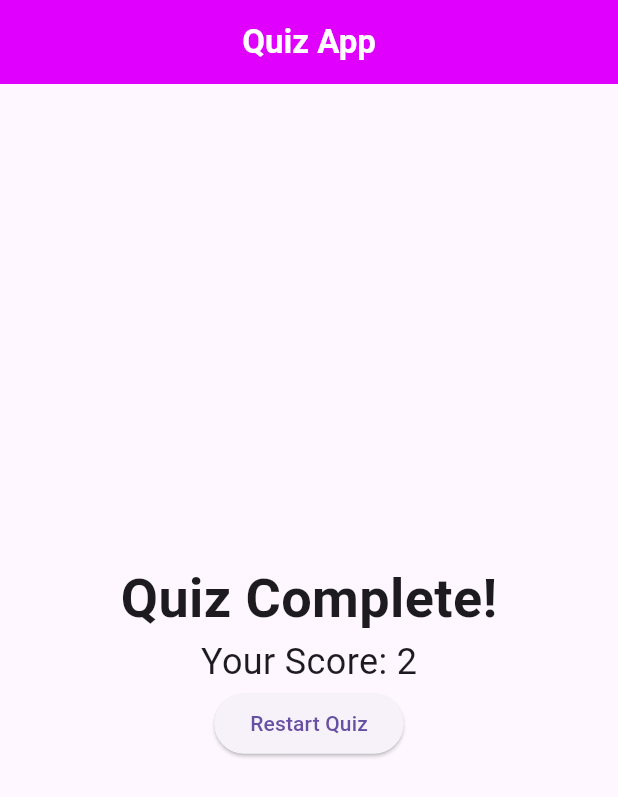
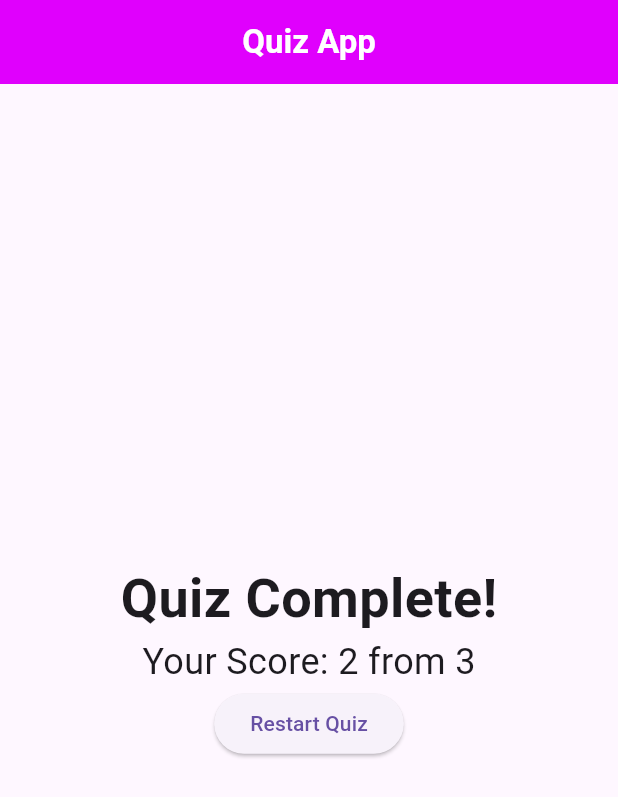
Before and after one commit to Youssif10/QuizAPP, a Flutter app: the screen it shows after launch, after a tap on "Berlin", after a tap on "Mercury", after a tap on "William Shakespeare", on a phone screen of 412 x 824 dp. Shown: the top 797 px of the screen. Run offline on Flutter 3.47's test engine with Material 3 defaults, Android fonts, the phone set to English and light mode, and no system bars.

Commit message:
main updated

```diff
--- a/lib/main.dart
+++ b/lib/main.dart
@@ -145,7 +145,7 @@ class Result extends StatelessWidget {
             style: TextStyle(fontSize: 36, fontWeight: FontWeight.bold),
           ),
           Text(
-            'Your Score: $totalScore',
+            'Your Score: $totalScore from 3',
             style: const TextStyle(fontSize: 24),
           ),
           ElevatedButton(
```
Also changed, not shown: 1 other file.
